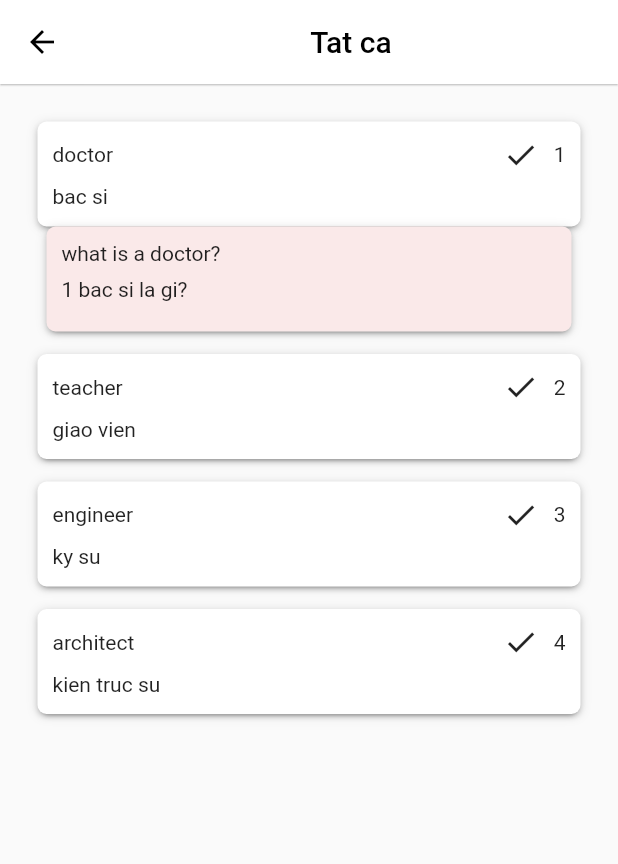
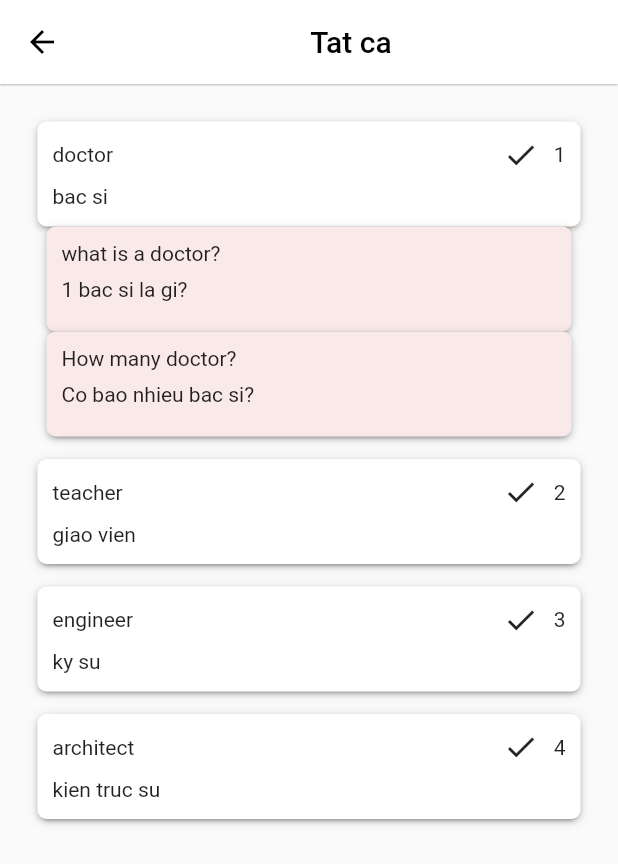
Before and after one commit to manhnt2310/ll, a Flutter app: the WordListView screen opened directly, after a tap on "doctor", on a phone screen of 412 x 824 dp. Shown: the top 864 px of the screen. Run offline on Flutter 3.47's test engine with Material 2 defaults, Android fonts, the phone set to English and light mode, and no system bars; our stand-ins replace cached_network_image; network calls fail.

Commit message:
[WordList] Update Examples for Word

```diff
--- a/lib/assets/datasource/words.json
+++ b/lib/assets/datasource/words.json
@@ -10,7 +10,10 @@
             {
                 "label": "what is a doctor?",
                 "translatedLabel": "1 bac si la gi?"
-
+            },
+            {
+                "label": "How many doctor?",
+                "translatedLabel": "Co bao nhieu bac si?"
             }
         ]
 
@@ -27,6 +30,10 @@
                 "label": "what is a teacher?",
                 "translatedLabel": "1 giao vien la gi?"
 
+            },
+            {
+                "label": "How many teacher?",
+                "translatedLabel": "Co bao nhieu giao vien?"
             }
         ]
     },
@@ -41,7 +48,10 @@
             {
                 "label": "what is a engineer?",
                 "translatedLabel": "1 ky su la gi?"
-
+            },
+            {
+                "label": "How many engineer?",
+                "translatedLabel": "Co bao nhieu ky su?"
             }
         ]
     },
@@ -56,7 +66,10 @@
             {
                 "label": "what is a architect?",
                 "translatedLabel": "1 kien truc su la gi?"
-
+            },
+            {
+                "label": "How many architect?",
+                "translatedLabel": "Co bao nhieu kien truc su?"
             }
         ]
     }
--- a/lib/core/models/example.dart
+++ b/lib/core/models/example.dart
@@ -14,6 +14,8 @@ class Example {
     );
   }
 
+  get length => null;
+
   static List<Example> listFromJsons(List<dynamic>? jsons) {
     if (jsons == null) return [];
 
--- a/lib/modules/book_detail/widgets/statistics_view.dart
+++ b/lib/modules/book_detail/widgets/statistics_view.dart
@@ -1,5 +1,4 @@
 import 'package:flutter/material.dart';
-
 import 'package:ll/modules/word_list/presentation/word_list_view.dart';
 
 class StatisticsView extends StatelessWidget {
--- a/lib/modules/word_list/presentation/word_list_view.dart
+++ b/lib/modules/word_list/presentation/word_list_view.dart
@@ -35,7 +35,6 @@ class WordListView extends StatelessWidget {
             ),
             body: Container(
               padding: const EdgeInsets.all(10),
-              child: SingleChildScrollView(
               child: ListView.separated(
                 shrinkWrap: true,
                 padding: const EdgeInsets.all(15),
@@ -48,7 +47,6 @@ class WordListView extends StatelessWidget {
                 ),
               ),
             ),
-            ),
           );
         }
         return Container();
--- a/lib/modules/word_list/widgets/example_view.dart
+++ b/lib/modules/word_list/widgets/example_view.dart
@@ -1,13 +1,13 @@
 import 'package:flutter/material.dart';
-import 'package:ll/core/models/word.dart';
+import 'package:ll/core/models/example.dart';
 
 class ExampleView extends StatelessWidget {
   const ExampleView({
     super.key,
-    required this.word,
+    required this.example,
   });
 
-  final Word word;
+  final Example example;
 
   @override
   Widget build(BuildContext context) {
@@ -23,11 +23,11 @@ class ExampleView extends StatelessWidget {
       child: Column(
         crossAxisAlignment: CrossAxisAlignment.start,
         children: [
-          Text(word.examples[0].label),
+          Text(example.label),
           const SizedBox(
             height: 8,
           ),
-          Text(word.examples[0].translatedLabel),
+          Text(example.translatedLabel),
         ],
       ),
     );
--- a/lib/modules/word_list/widgets/word_view.dart
+++ b/lib/modules/word_list/widgets/word_view.dart
@@ -66,11 +66,13 @@ class _WordViewState extends State<WordView> {
             duration: const Duration(milliseconds: 200),
             child: GestureDetector(
               onTap: () => toggleVisibility(),
-              child: ExampleView(word: widget.word),
+              child: Column(
+                children: widget.word.examples
+                    .map((example) => ExampleView(example: example))
+                    .toList(),
+              ),
             ),
           ),
-
-        // ExampleView(word: widget.word),
       ],
     );
   }
```
Lines whose indentation alone changed are shown as unchanged.
